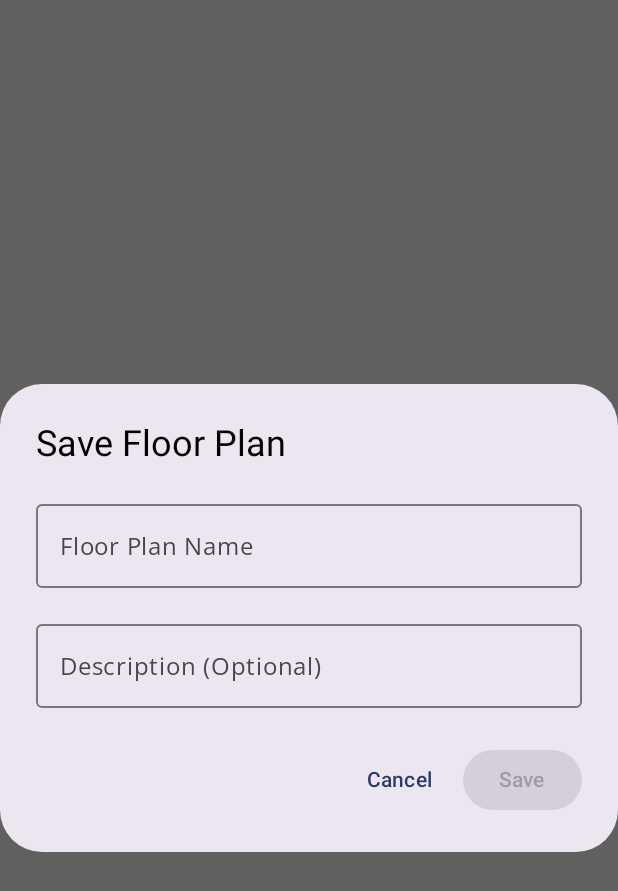
After one commit to carldjapardi/sensorTracking, an Android app built with Jetpack Compose: the composable SaveFloorPlanDialog shown on its own in the app's theme, on a phone screen of 412 x 824 dp. The commit adds this screen. Shown: the top 891 px of the screen. Run offline under Robolectric (Android 15) with nearby library versions, the phone set to English and light mode, and no system bars.

Commit message:
minor changes to texts and UI

```diff
--- a/app/src/main/java/com/example/sensortracking/ui/screens/SettingsScreen.kt
+++ b/app/src/main/java/com/example/sensortracking/ui/screens/SettingsScreen.kt
@@ -15,7 +15,7 @@ fun SettingsScreen(navController: NavController) {
     Scaffold(
         topBar = {
             TopAppBar(
-                title = { Text("Intellinum") },
+                title = { Text("Settings") },
                 actions = {
                     IconButton(onClick = { /* TODO: More options */ }) {
                         Icon(Icons.Default.MoreVert, contentDescription = "More options")
--- a/app/src/main/java/com/example/sensortracking/ui/screens/track/TrackScreen.kt
+++ b/app/src/main/java/com/example/sensortracking/ui/screens/track/TrackScreen.kt
@@ -190,7 +190,7 @@ fun TrackScreen(
     Scaffold(
         topBar = {
             TopAppBar(
-                title = { Text("Intellinum") },
+                title = { Text("Tracking") },
                 actions = {
                     IconButton(onClick = { /* TODO: More options */ }) {
                         Icon(Icons.Default.MoreVert, contentDescription = "More options")
--- /dev/null
+++ b/app/src/main/java/com/example/sensortracking/ui/screens/upload/uploadScreenDialog/SaveFloorPlanDialog.kt
@@ -0,0 +1,62 @@
+package com.example.sensortracking.ui.screens.upload.uploadScreenDialog
+
+import androidx.compose.foundation.layout.Column
+import androidx.compose.foundation.layout.Spacer
+import androidx.compose.foundation.layout.fillMaxWidth
+import androidx.compose.foundation.layout.height
+import androidx.compose.material3.AlertDialog
+import androidx.compose.material3.Button
+import androidx.compose.material3.OutlinedTextField
+import androidx.compose.material3.Text
+import androidx.compose.material3.TextButton
+import androidx.compose.runtime.Composable
+import androidx.compose.runtime.getValue
+import androidx.compose.runtime.mutableStateOf
+import androidx.compose.runtime.remember
+import androidx.compose.runtime.setValue
+import androidx.compose.ui.Modifier
+import androidx.compose.ui.unit.dp
+
+@Composable
+fun SaveFloorPlanDialog(
+    onConfirm: (name: String, description: String) -> Unit,
+    onDismiss: () -> Unit
+) {
+    var name by remember { mutableStateOf("") }
+    var description by remember { mutableStateOf("") }
+
+    AlertDialog(
+        onDismissRequest = onDismiss,
+        title = { Text("Save Floor Plan") },
+        text = {
+            Column {
+                OutlinedTextField(
+                    value = name,
+                    onValueChange = { name = it },
+                    label = { Text("Floor Plan Name") },
+                    modifier = Modifier.fillMaxWidth()
+                )
+                Spacer(modifier = Modifier.height(16.dp))
+                OutlinedTextField(
+                    value = description,
+                    onValueChange = { description = it },
+                    label = { Text("Description (Optional)") },
+                    modifier = Modifier.fillMaxWidth()
+                )
+            }
+        },
+        confirmButton = {
+            Button(
+                onClick = { onConfirm(name, description) },
+                enabled = name.isNotBlank()
+            ) {
+                Text("Save")
+            }
+        },
+        dismissButton = {
+            TextButton(onClick = onDismiss) {
+                Text("Cancel")
+            }
+        }
+    )
+}
```
Also changed, not shown: app/src/main/java/com/example/sensortracking/data/UploadedFloorPlan.kt (added, +13 -0 lines), app/src/main/java/com/example/sensortracking/sensor/pdr/WarehouseMapProcessor.kt (+19 -0 lines), app/src/main/java/com/example/sensortracking/ui/screens/HomeScreen.kt (+0 -7 lines), app/src/main/java/com/example/sensortracking/ui/screens/upload/UploadScreen.kt (+74 -2 lines), app/src/main/java/com/example/sensortracking/ui/screens/upload/UploadedFloorPlanCard.kt (added, +101 -0 lines), app/src/main/java/com/example/sensortracking/util/UploadedFloorPlanManager.kt (added, +104 -0 lines).
